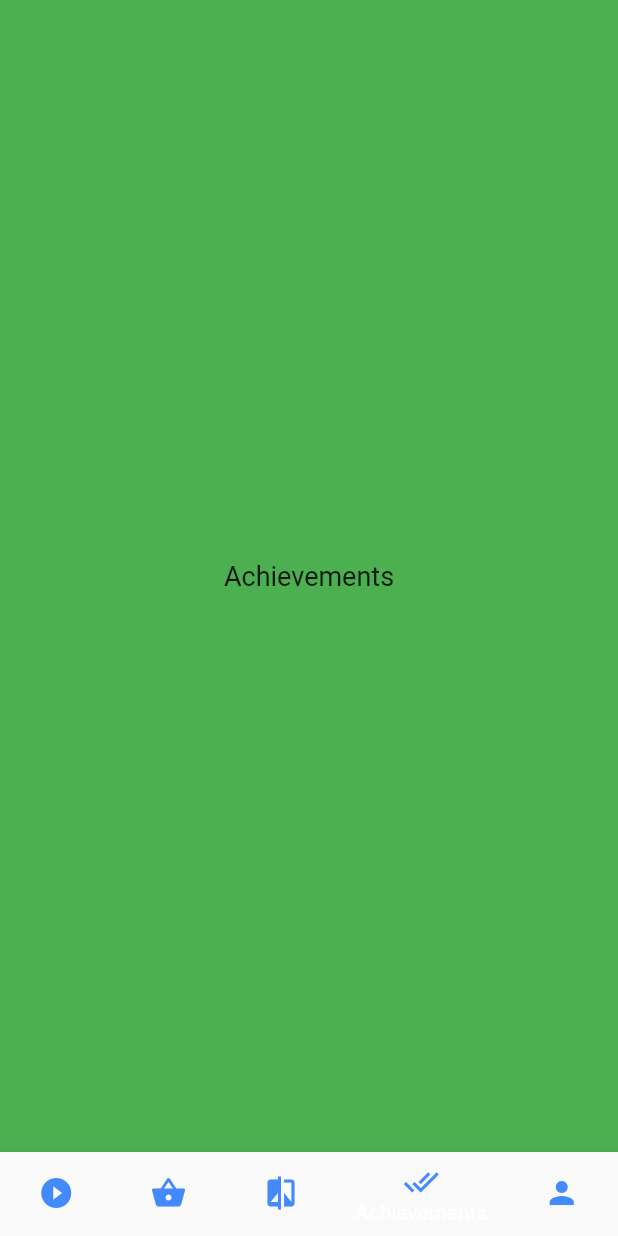
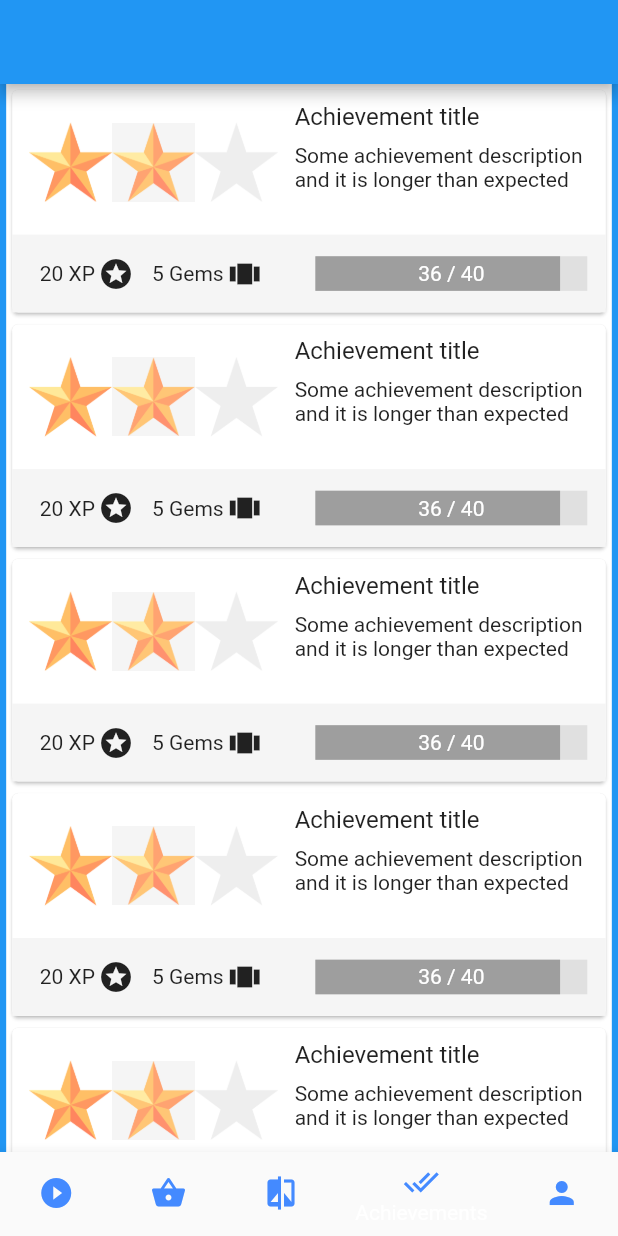
Before and after one commit to khorotyan/quizmain, a Flutter app: the screen it shows after launch, swiped to page 4, on a phone screen of 412 x 824 dp. Run offline on Flutter 3.47's test engine with Material 2 defaults, Android fonts, the phone set to English and light mode, and no system bars.

Commit message:
Initial design of the achievements screen

```diff
--- a/quiz_main/lib/screens/achievements/achievements.dart
+++ b/quiz_main/lib/screens/achievements/achievements.dart
@@ -8,13 +8,179 @@ class Achievements extends StatefulWidget {
 }
 
 class _AchievementsState extends State<Achievements> {
+  double _screenWidth;
+  double _screenHeight;
+
   @override
   Widget build(BuildContext context) {
+    _screenWidth = MediaQuery.of(context).size.width;
+    _screenHeight = MediaQuery.of(context).size.height;
+
     return Scaffold(
-      backgroundColor: Colors.green,
+      appBar: AppBar(),
+      backgroundColor: Colors.blue,
       body: Container(
-          alignment: Alignment.center,
-          child: Text('Achievements', style: TextStyle(fontSize: 18.0))),
+          margin: EdgeInsets.only(
+            left: _screenWidth * 0.01,
+            right: _screenWidth * 0.01,
+          ),
+          child: Container(
+              color: Colors.white,
+              child: SingleChildScrollView(
+                  child: Column(
+                      mainAxisAlignment: MainAxisAlignment.start,
+                      crossAxisAlignment: CrossAxisAlignment.stretch,
+                      children: <Widget>[
+                    _buildAchievementItem(),
+                    _buildAchievementItem(),
+                    _buildAchievementItem(),
+                    _buildAchievementItem(),
+                    _buildAchievementItem(isComplete: true),
+                    _buildAchievementItem(),
+                    _buildAchievementItem(claimReward: true),
+                  ])))),
     );
   }
+
+  Widget _buildAchievementItem(
+      {bool isComplete = false, bool claimReward = false}) {
+    return Card(
+        child: Container(
+            height: _screenHeight * 0.18,
+            child: Column(children: <Widget>[
+              Container(
+                  height: _screenHeight * 0.18 * 0.65, child: _buildItemTop()),
+              Container(
+                  color: Colors.grey[100],
+                  height: _screenHeight * 0.18 * (1 - 0.65),
+                  child: _buildItemBottom(isComplete, claimReward))
+            ])));
+  }
+
+  Widget _buildItemTop() {
+    return Row(
+        mainAxisAlignment: MainAxisAlignment.spaceEvenly,
+        children: <Widget>[_buildItemStars(), _buildItemMainTexts()]);
+  }
+
+  Widget _buildItemStars() {
+    final _starsPartWidth = _screenWidth * 0.45;
+
+    return Container(
+        alignment: Alignment.center,
+        width: _starsPartWidth,
+        child:
+            Row(mainAxisAlignment: MainAxisAlignment.center, children: <Widget>[
+          Image.asset('images/icons/complete_star.png',
+              width: _starsPartWidth * 0.3, height: _starsPartWidth * 0.3),
+          Container(
+              width: 55.0,
+              decoration: BoxDecoration(
+                  image: DecorationImage(
+                      colorFilter: ColorFilter.mode(
+                          Colors.grey.withOpacity(0.1), BlendMode.colorDodge),
+                      image: AssetImage('images/icons/complete_star.png')))),
+          Image.asset('images/icons/complete_star.png',
+              width: _starsPartWidth * 0.3,
+              height: _starsPartWidth * 0.3,
+              color: Colors.grey[200]),
+        ]));
+  }
+
+  Widget _buildItemMainTexts() {
+    return Container(
+        width: _screenWidth * 0.5,
+        child: Column(
+            mainAxisAlignment: MainAxisAlignment.start,
+            crossAxisAlignment: CrossAxisAlignment.start,
+            children: <Widget>[
+              Container(
+                  margin: EdgeInsets.only(top: _screenHeight * 0.01),
+                  child: Text('Achievement title',
+                      style: TextStyle(fontSize: 16.0))),
+              Container(
+                  margin: EdgeInsets.only(top: _screenHeight * 0.01),
+                  child: Text(
+                      'Some achievement description and it is longer than expected',
+                      style: TextStyle(fontSize: 14.0)))
+            ]));
+  }
+
+  // Bottom either shows the rewards and completion amount
+  //  or achievement complete text
+  Widget _buildItemBottom(bool isComplete, bool claimReward) {
+    if (isComplete) {
+      return _buildItemCompletePanel();
+    }
+
+    return Row(
+        mainAxisAlignment: MainAxisAlignment.spaceBetween,
+        children: <Widget>[
+          _buildItemRewards(),
+          _buildBottomRightPanel(claimReward)
+        ]);
+  }
+
+  Widget _buildItemRewards() {
+    return Container(
+        width: _screenWidth * 0.45,
+        child:
+            Row(mainAxisAlignment: MainAxisAlignment.center, children: <Widget>[
+          Container(child: Text('20 XP'), alignment: Alignment.center),
+          SizedBox(width: 2.0),
+          Icon(Icons.stars),
+          SizedBox(width: 12.0),
+          Container(child: Text('5 Gems')),
+          SizedBox(width: 2.0),
+          Icon(Icons.view_carousel)
+        ]));
+  }
+
+  Widget _buildBottomRightPanel(bool claimReward) {
+    if (claimReward) {
+      return _buildClaimRewardButton();
+    }
+
+    return _buildItemProgressBar();
+  }
+
+  Widget _buildClaimRewardButton() {
+    return Container(
+        width: _screenWidth * 0.5,
+        height: _screenHeight * 0.042,
+        alignment: Alignment.centerLeft,
+        padding: EdgeInsets.only(left: _screenWidth * 0.02),
+        child: RaisedButton(
+            child: Text('Claim Reward', style: TextStyle(color: Colors.white)),
+            onPressed: () {}));
+  }
+
+  Widget _buildItemProgressBar() {
+    return Container(
+        width: _screenWidth * 0.5,
+        height: _screenHeight * 0.03,
+        child: Stack(alignment: Alignment.center, children: <Widget>[
+          Positioned(
+              left: _screenWidth * (0.5 - 0.44) / 2,
+              child: Container(
+                  height: _screenHeight * 0.028,
+                  width: _screenWidth * 0.44,
+                  color: Colors.grey[300])),
+          Positioned(
+              left: _screenWidth * (0.5 - 0.44) / 2,
+              child: Container(
+                  height: _screenHeight * 0.028,
+                  width: _screenWidth * 0.44 * (9 / 10),
+                  color: Colors.grey[500])),
+          Container(
+              child: Text('36 / 40', style: TextStyle(color: Colors.white)))
+        ]));
+  }
+
+  Widget _buildItemCompletePanel() {
+    return Container(
+        alignment: Alignment.center,
+        child: Text('Achievement Complete!',
+            style: TextStyle(fontSize: 18.0, color: Colors.black)));
+  }
 }
--- a/quiz_main/lib/screens/play/play.dart
+++ b/quiz_main/lib/screens/play/play.dart
@@ -26,9 +26,9 @@ class _PlayState extends State<Play> {
               minWidth: _screenWidth * 0.38,
               height: _screenWidth * 0.38 / 3.8,
               child: RaisedButton(
-                  color: Colors.blue,
+                  color: Colors.white,
                   child: Text('Play',
-                      style: TextStyle(color: Colors.white, fontSize: 18.0)),
+                      style: TextStyle(color: Colors.blue, fontSize: 18.0, fontWeight: FontWeight.bold)),
                   onPressed: () {}))),
     );
   }
--- a/quiz_main/pubspec.yaml
+++ b/quiz_main/pubspec.yaml
@@ -42,6 +42,7 @@ flutter:
     - images/icons/icon_rank_gd.png
     - images/icons/icon_rank_sr.png
     - images/icons/icon_rank_bn.png
+    - images/icons/complete_star.png
 
   # An image asset can refer to one or more resolution-specific "variants", see
   # https://flutter.io/assets-and-images/#resolution-aware.
```
Also changed, not shown: quiz_main/images/icons/complete_star.png (added).
